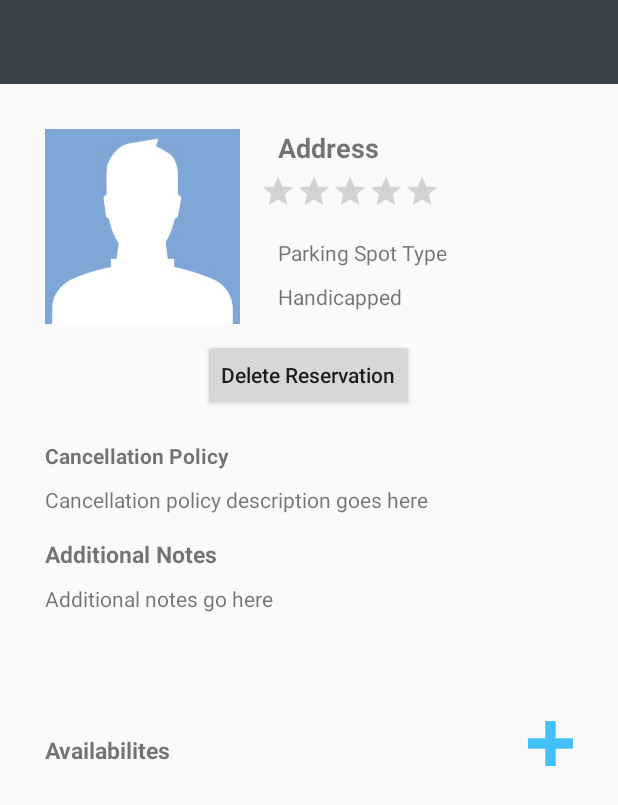
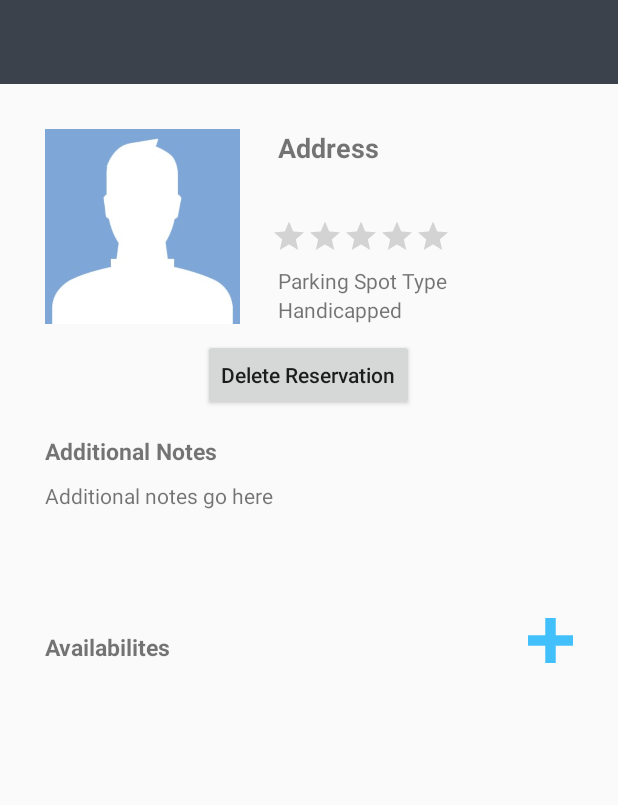
Before and after one commit to yunalee22/ParkNPay, an Android app: the layout owner_view_spot.xml on its own in the app's theme, with its tools: preview values and no code run, on a phone screen of 412 x 824 dp. Shown: the top 805 px of the screen. Run offline under Robolectric (Android 15) with nearby library versions, the phone set to English and light mode, and no system bars.

Commit message:
ui updates and bug fixes

```diff
--- a/app/src/main/res/layout/owner_view_spot.xml
+++ b/app/src/main/res/layout/owner_view_spot.xml
@@ -30,33 +30,6 @@
             android:layout_marginLeft="25dp"
             android:layout_toRightOf="@id/parkingSpotImage" />
 
-        <RatingBar android:id="@+id/ratingBar"
-            android:layout_width="wrap_content"
-            android:layout_height="wrap_content"
-            android:scaleX="0.5"
-            android:scaleY="0.5"
-            android:progressTint="#FFCC00"
-            android:secondaryProgressTint="#FFCC00"
-            android:stepSize="0.5"
-            android:isIndicator="true"
-            android:layout_marginTop="15dp"
-            android:layout_marginLeft="83dp" />
-
-        <TextView android:id="@+id/spotType"
-            android:text="Parking Spot Type"
-            android:layout_width="wrap_content"
-            android:layout_height="wrap_content"
-            android:layout_below="@+id/ratingBar"
-            android:layout_alignLeft="@+id/address" />
-
-        <TextView android:id="@+id/handicap"
-            android:text="Handicapped"
-            android:layout_width="wrap_content"
-            android:layout_height="wrap_content"
-            android:layout_below="@+id/spotType"
-            android:layout_marginTop="10dp"
-            android:layout_alignLeft="@+id/spotType" />
-
         <Button android:id="@+id/deleteButton"
             android:text="Delete Reservation"
             android:textAllCaps="false"
@@ -66,21 +39,6 @@
             android:layout_marginTop="10dp"
             android:layout_centerHorizontal="true"/>
 
-        <TextView android:id="@+id/cancellationPolicyLabel"
-            android:text="Cancellation Policy"
-            android:textStyle="bold"
-            android:layout_width="wrap_content"
-            android:layout_height="wrap_content"
-            android:layout_below="@id/deleteButton"
-            android:layout_marginTop="20dp"/>
-
-        <TextView android:id="@+id/cancellationPolicy"
-            android:text="Cancellation policy description goes here"
-            android:layout_width="wrap_content"
-            android:layout_height="wrap_content"
-            android:layout_below="@+id/cancellationPolicyLabel"
-            android:layout_marginTop="10dp" />
-
         <TextView android:id="@+id/additionalNotesLabel"
             android:text="Additional Notes"
             android:layout_width="wrap_content"
@@ -88,7 +46,7 @@
             android:layout_marginTop="16dp"
             android:textSize="15sp"
             android:textStyle="normal|bold"
-            android:layout_below="@+id/cancellationPolicy"
+            android:layout_below="@+id/deleteButton"
             android:layout_alignLeft="@id/parkingSpotImage"
             android:layout_alignStart="@id/parkingSpotImage" />
 
@@ -129,5 +87,34 @@
             android:layout_height="wrap_content"
             android:layout_below="@+id/availabilitiesLabel" />
 
+        <TextView android:id="@+id/handicap"
+            android:text="Handicapped"
+            android:layout_width="wrap_content"
+            android:layout_height="wrap_content"
+            android:layout_above="@+id/deleteButton"
+            android:layout_alignStart="@+id/spotType" />
+
+        <TextView android:id="@+id/spotType"
+            android:text="Parking Spot Type"
+            android:layout_width="wrap_content"
+            android:layout_height="wrap_content"
+            android:layout_above="@+id/handicap"
+            android:layout_alignStart="@+id/address" />
+
+        <RatingBar android:id="@+id/ratingBar"
+            android:layout_width="wrap_content"
+            android:layout_height="wrap_content"
+            android:scaleX="0.5"
+            android:scaleY="0.5"
+            android:progressTint="#FFCC00"
+            android:secondaryProgressTint="#FFCC00"
+            android:stepSize="0.5"
+            android:isIndicator="true"
+            android:layout_marginLeft="83dp"
+            android:layout_marginBottom="8dp"
+            android:layout_above="@+id/handicap"
+            android:layout_alignEnd="@+id/additionalNotes"
+            android:layout_marginEnd="9dp" />
+
     </RelativeLayout>
 </RelativeLayout>
--- a/app/src/main/res/layout/seeker_view_spot.xml
+++ b/app/src/main/res/layout/seeker_view_spot.xml
@@ -170,7 +170,7 @@
                 android:layout_width="wrap_content"
                 android:layout_height="wrap_content"
                 android:layout_alignTop="@+id/ownerFrame"
-                android:layout_toRightOf="@id/ownerFrame" />
+                android:layout_toEndOf="@+id/additionalNotesLabel" />
 
         </RelativeLayout>
     </ScrollView>
```
